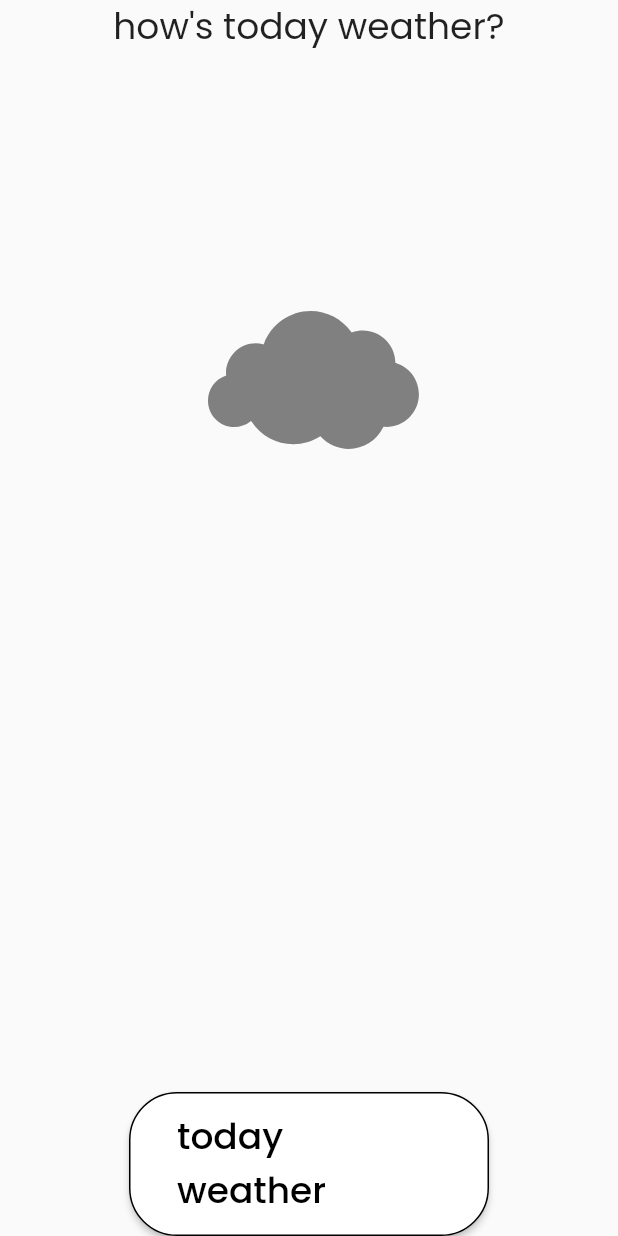
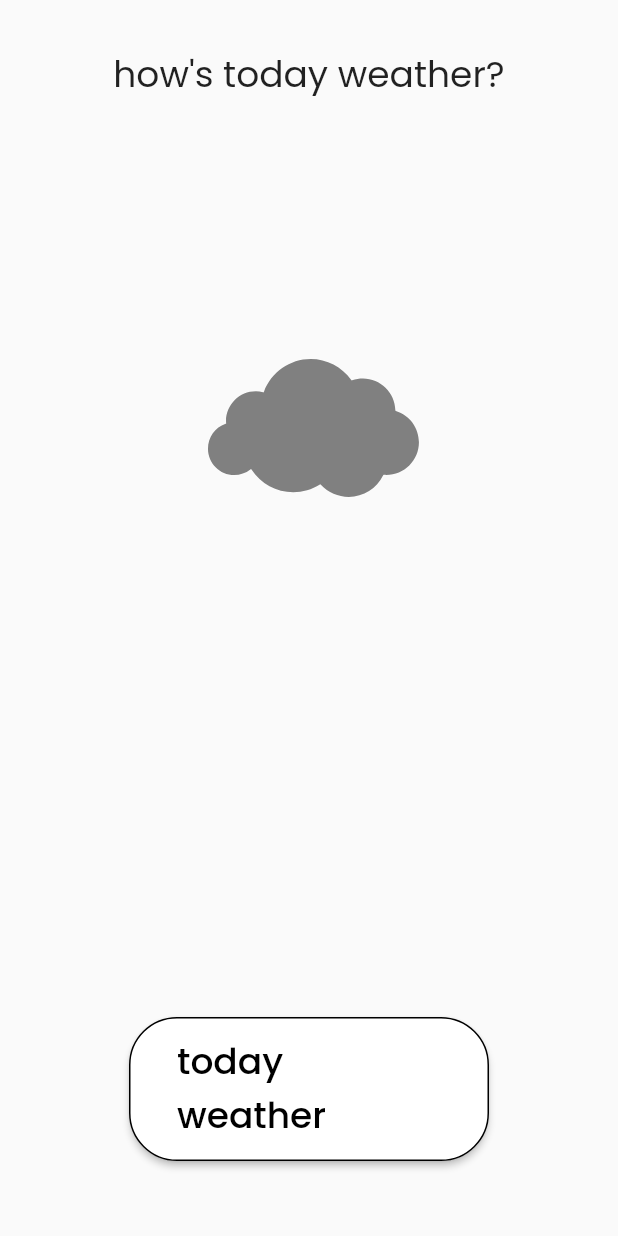
Before and after one commit to ptantai/weather-forecast-app, a Flutter app: the screen it shows after launch, on a phone screen of 412 x 824 dp. Run offline on Flutter 3.47's test engine with Material 2 defaults, Android fonts, the phone set to English and light mode, and no system bars; our stand-ins replace connectivity_plus, dio, flutter_bloc, get_it, google_fonts, lottie and 1 more; generated files the repository leaves out were written again.

```diff
--- a/lib/presentation/welcome_screen.dart
+++ b/lib/presentation/welcome_screen.dart
@@ -31,6 +31,7 @@ class _WelcomeScreenState extends State<WelcomeScreen> {
               child: Column(
                 crossAxisAlignment: CrossAxisAlignment.center,
                 children: [
+                  const SizedBox(height: 32),
                   const Text(
                     'how\'s today weather?',
                     style: TextStyle(fontSize: 24),
@@ -42,7 +43,7 @@ class _WelcomeScreenState extends State<WelcomeScreen> {
             AnimatedPositionedDirectional(
               curve: Curves.easeInOut,
               duration: const Duration(milliseconds: 500),
-              bottom: _isAnimated ? (screenHeight) : 0,
+              bottom: _isAnimated ? (screenHeight) : 50,
               width: _isAnimated ? (screenWidth - 32) : 240,
               start: _isAnimated ? 16 : ((screenWidth - 240) / 2),
               child: ElevatedButton(
@@ -51,7 +52,7 @@ class _WelcomeScreenState extends State<WelcomeScreen> {
                     _isAnimated = !_isAnimated;
                   });
                   Navigator.of(context).pushReplacement(PageRouteBuilder(
-                    transitionDuration: const Duration(milliseconds: 600),
+                    transitionDuration: const Duration(milliseconds: 800),
                     pageBuilder: (context, animation, secondaryAnimation) =>
                         SlideTransition(
                             position: Tween<Offset>(
```
Also changed, not shown: 1 other file.
